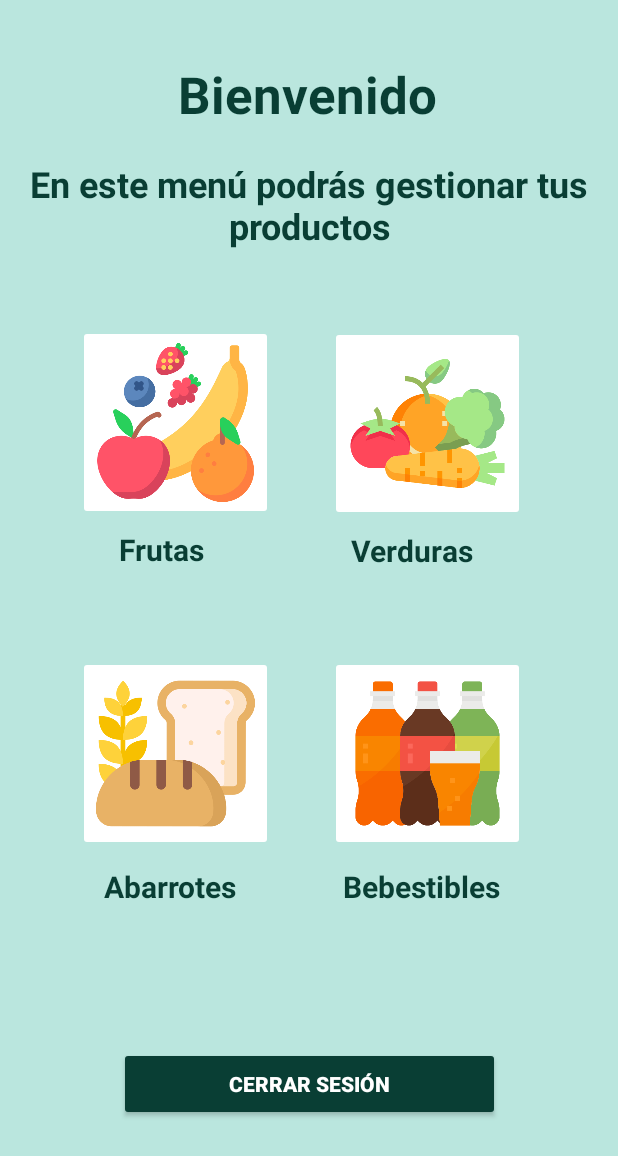
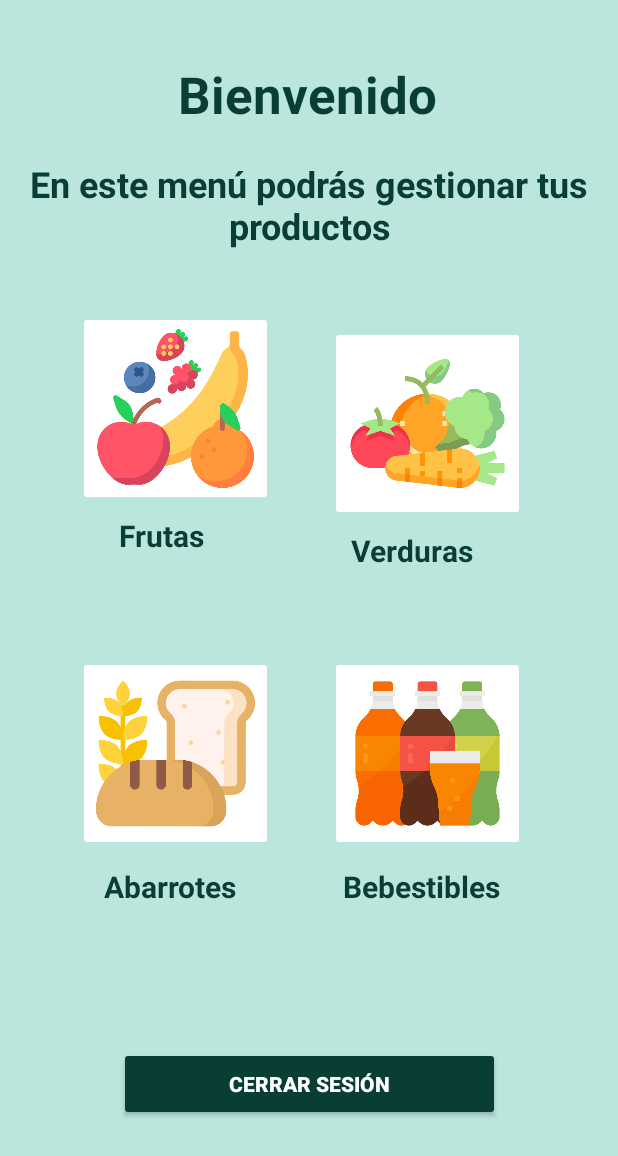
Before and after one commit to AVP-ST/Bazar_santotomas, an Android app: the Acceder screen opened directly, with no data from a screen before it, on a phone screen of 412 x 824 dp. Shown: the top 1156 px of the screen. Run offline under Robolectric (Android 15) with nearby library versions, the phone set to English and light mode, and no system bars.

Commit message:
carga de los onclik con sus respectivas clases configuracion de botones en la main y en manifest

```diff
--- a/app/src/main/res/layout/activity_acceder.xml
+++ b/app/src/main/res/layout/activity_acceder.xml
@@ -58,6 +58,7 @@
         android:adjustViewBounds="true"
         android:backgroundTint="#FFFFFF"
         android:cropToPadding="true"
+        android:onClick="onClickAbarrotes"
         android:scaleType="fitCenter"
         app:layout_constraintBottom_toBottomOf="parent"
         app:layout_constraintEnd_toEndOf="parent"
@@ -92,6 +93,7 @@
         android:backgroundTint="#FFFFFF"
         android:cropToPadding="true"
         android:scaleType="fitCenter"
+        android:onClick="onClickBebestibles"
         app:layout_constraintBottom_toBottomOf="parent"
         app:layout_constraintEnd_toEndOf="parent"
         app:layout_constraintHorizontal_bias="0.779"
@@ -125,6 +127,7 @@
         android:backgroundTint="#FFFFFF"
         android:cropToPadding="true"
         android:scaleType="fitCenter"
+        android:onClick="onClickVerduras"
         app:layout_constraintBottom_toBottomOf="parent"
         app:layout_constraintEnd_toEndOf="parent"
         app:layout_constraintHorizontal_bias="0.78"
@@ -169,19 +172,21 @@
         app:layout_constraintVertical_bias="0.0" />
 
     <ImageButton
+
         android:id="@+id/imageButton5"
         android:layout_width="130dp"
         android:layout_height="130dp"
         android:adjustViewBounds="true"
         android:backgroundTint="#FFFFFF"
         android:cropToPadding="true"
+        android:onClick="onClickFrutas"
         android:scaleType="fitCenter"
         app:layout_constraintBottom_toBottomOf="parent"
         app:layout_constraintEnd_toEndOf="parent"
         app:layout_constraintHorizontal_bias="0.185"
         app:layout_constraintStart_toStartOf="parent"
         app:layout_constraintTop_toTopOf="parent"
-        app:layout_constraintVertical_bias="0.312"
+        app:layout_constraintVertical_bias="0.299"
         app:srcCompat="@mipmap/fruits"
         tools:ignore="SpeakableTextPresentCheck" />
 
```
Also changed, not shown: app/src/main/AndroidManifest.xml (+12 -0 lines), app/src/main/java/com/example/bazar_santotomas/Abarrotes.java (added, +17 -0 lines), app/src/main/java/com/example/bazar_santotomas/Bebestibles.java (added, +17 -0 lines), app/src/main/java/com/example/bazar_santotomas/Frutas.java (added, +17 -0 lines), app/src/main/java/com/example/bazar_santotomas/MainActivity.java (+24 -0 lines), app/src/main/java/com/example/bazar_santotomas/Verduras.java (added, +17 -0 lines).
